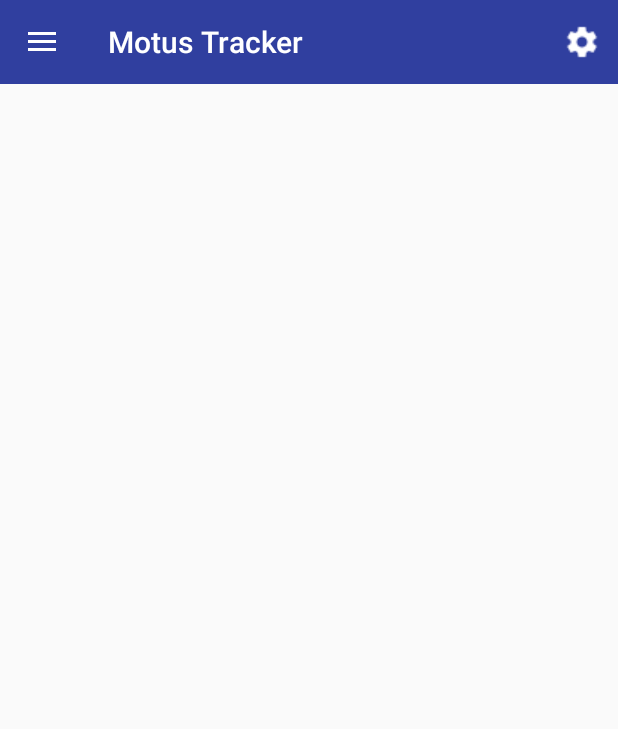
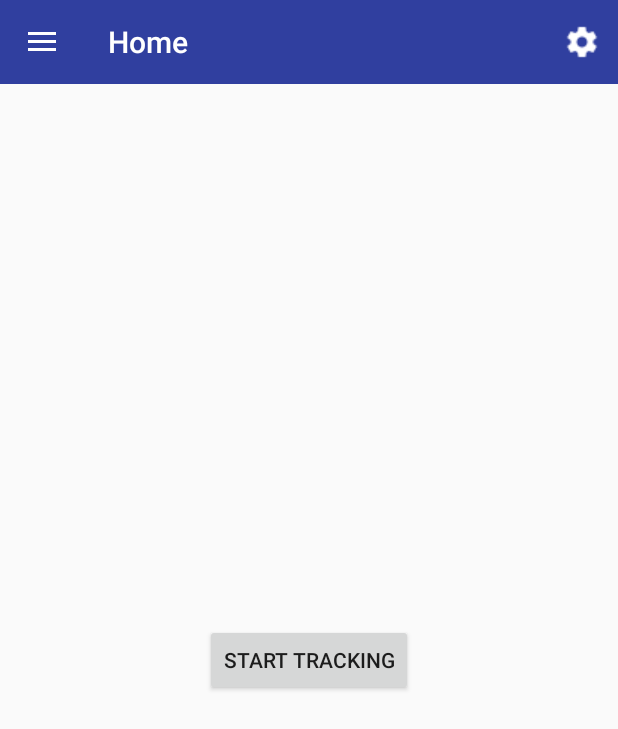
Before and after one commit to andela-wakinsanmi/MotusTracker, an Android app: the screen it shows after launch (MainActivity), on a phone screen of 412 x 824 dp. Shown: the top 729 px of the screen. Run offline under Robolectric (Android 15) with nearby library versions, the phone set to English and light mode, and no system bars.

Commit message:
[Starts #116529451] Create Home Fragment with button

```diff
--- a/app/build.gradle
+++ b/app/build.gradle
@@ -22,7 +22,8 @@ android {
 dependencies {
     compile fileTree(dir: 'libs', include: ['*.jar'])
     testCompile 'junit:junit:4.12'
-    compile 'com.android.support:appcompat-v7:23.2.0'
-    compile 'com.android.support:design:23.2.0'
 
+    compile 'com.android.support:appcompat-v7:23.2.1'
+    compile 'com.android.support:design:23.2.1'
+    compile 'com.android.support:support-v4:23.2.1'
 }
--- /dev/null
+++ b/app/src/main/java/com/andela/motustracker/HomeFragment.java
@@ -0,0 +1,29 @@
+package com.andela.motustracker;
+
+
+import android.os.Bundle;
+import android.support.v4.app.Fragment;
+import android.view.LayoutInflater;
+import android.view.View;
+import android.view.ViewGroup;
+
+
+/**
+ * A simple {@link Fragment} subclass.
+ */
+public class HomeFragment extends Fragment {
+
+
+    public HomeFragment() {
+        // Required empty public constructor
+    }
+
+
+    @Override
+    public View onCreateView(LayoutInflater inflater, ViewGroup container,
+                             Bundle savedInstanceState) {
+        // Inflate the layout for this fragment
+        return inflater.inflate(R.layout.fragment_home, container, false);
+    }
+
+}
--- a/app/src/main/java/com/andela/motustracker/MainActivity.java
+++ b/app/src/main/java/com/andela/motustracker/MainActivity.java
@@ -1,7 +1,9 @@
 package com.andela.motustracker;
 
+import android.app.FragmentTransaction;
 import android.content.Intent;
 import android.content.SharedPreferences;
+import android.preference.EditTextPreference;
 import android.preference.PreferenceManager;
 import android.support.design.widget.NavigationView;
 import android.support.v4.widget.DrawerLayout;
@@ -12,6 +14,7 @@ import android.support.v7.widget.Toolbar;
 import android.view.Menu;
 import android.view.MenuInflater;
 import android.view.MenuItem;
+import android.widget.TextView;
 import android.widget.Toast;
 
 import com.andela.motustracker.helper.AppPreferences;
@@ -21,6 +24,9 @@ public class MainActivity extends AppCompatActivity {
     DrawerLayout drawerLayout;
     ActionBarDrawerToggle actionBarDrawerToggle;
     NavigationView navigationView;
+
+    android.support.v4.app.FragmentTransaction fragmentTransaction;
+
 
     @Override
     protected void onCreate(Bundle savedInstanceState) {
@@ -51,7 +57,18 @@ public class MainActivity extends AppCompatActivity {
         });
 
         loadPreference();
+        loadHomeFragment();
 
+    }
+
+    private void loadHomeFragment() {
+        fragmentTransaction = getSupportFragmentManager().beginTransaction();
+        fragmentTransaction.add(R.id.main_container, new HomeFragment());
+        fragmentTransaction.commit();
+
+        if (getSupportActionBar() != null) {
+            getSupportActionBar().setTitle("Home");
+        }
     }
 
     @Override
@@ -89,8 +106,6 @@ public class MainActivity extends AppCompatActivity {
     private void loadPreference() {
         SharedPreferences sharedPreferences = PreferenceManager.getDefaultSharedPreferences(this);
         String valueSet = sharedPreferences.getString("minimumTime", "5");
-        Toast.makeText(this,"time set = " + valueSet, Toast.LENGTH_LONG).show();
-
-
+        //call the timer from here when this happens....
     }
 }
--- a/app/src/main/java/com/andela/motustracker/helper/AppPreferences.java
+++ b/app/src/main/java/com/andela/motustracker/helper/AppPreferences.java
@@ -3,7 +3,9 @@ package com.andela.motustracker.helper;
 import android.app.FragmentManager;
 import android.app.FragmentTransaction;
 import android.graphics.drawable.Drawable;
+import android.preference.EditTextPreference;
 import android.preference.PreferenceFragment;
+import android.preference.PreferenceManager;
 import android.support.v7.app.AppCompatActivity;
 import android.os.Bundle;
 import android.support.v7.widget.Toolbar;
@@ -46,6 +48,12 @@ public class AppPreferences extends AppCompatActivity {
         public void onCreate(Bundle savedInstanceState) {
             super.onCreate(savedInstanceState);
             addPreferencesFromResource(R.xml.app_preferences);
+
+            EditTextPreference editTextPreference = (EditTextPreference) findPreference("minimumTime");
+            String presentValue = PreferenceManager.getDefaultSharedPreferences(
+                    getActivity()).getString("minimumTime", "5");
+            editTextPreference.setSummary(presentValue + " Minutes");
+
         }
     }
 }
--- a/app/src/main/res/layout/activity_main.xml
+++ b/app/src/main/res/layout/activity_main.xml
@@ -19,6 +19,13 @@
             layout="@layout/tool_bar"
             android:layout_width="match_parent"
             android:layout_height="wrap_content" />
+        <FrameLayout
+            android:layout_width="match_parent"
+            android:layout_height="match_parent"
+            android:id="@+id/main_container">
+
+        </FrameLayout>
+
 
     </LinearLayout>
 
--- /dev/null
+++ b/app/src/main/res/layout/fragment_home.xml
@@ -0,0 +1,13 @@
+<FrameLayout xmlns:android="http://schemas.android.com/apk/res/android"
+    xmlns:tools="http://schemas.android.com/tools"
+    android:layout_width="match_parent"
+    android:layout_height="match_parent"
+    tools:context="com.andela.motustracker.HomeFragment">
+
+    <Button
+        android:layout_width="wrap_content"
+        android:layout_height="wrap_content"
+        android:text="Start Tracking"
+        android:id="@+id/button"
+        android:layout_gravity="center" />
+</FrameLayout>
--- a/app/src/main/res/menu/drawer_menu.xml
+++ b/app/src/main/res/menu/drawer_menu.xml
@@ -2,7 +2,14 @@
 <menu xmlns:android="http://schemas.android.com/apk/res/android">
 <!--
     <group android:checkableBehavior="single">
--->
+-->     <item android:id="@+id/id_home_drawer"
+        android:title="Home"
+    android:icon="@drawable/ic_home_black_24dp">
+    </item>
+    <item android:id="@+id/id_list_drawer"
+        android:title="List Places"
+        android:icon="@drawable/ic_view_list_black_24dp">
+    </item>
         <item android:id="@+id/id_settings_drawer"
             android:title="Settings"
             android:icon="@drawable/ic_settings_black_24dp">
--- a/app/src/main/res/values/strings.xml
+++ b/app/src/main/res/values/strings.xml
@@ -6,5 +6,8 @@
     <string name="drawer_close">drawer close</string>
     <string name="title_preferences">Application Settings</string>
 
+    <!-- TODO: Remove or change this placeholder text -->
+    <string name="hello_blank_fragment">Hello blank fragment</string>
+
 
 </resources>
--- a/app/src/main/res/xml/app_preferences.xml
+++ b/app/src/main/res/xml/app_preferences.xml
@@ -2,8 +2,9 @@
 <PreferenceScreen xmlns:android="http://schemas.android.com/apk/res/android">
     <PreferenceCategory
         android:title="General" >
-        <EditTextPreference android:title="Minimum Time"
-            android:summary="Minimum time necessary for a location to be recorded"
+        <EditTextPreference android:title="Tracking Time"
+            android:summary="5 Minutes"
+            android:id="@+id/id_preferenceTime"
             android:key="minimumTime"
             android:inputType="number"
             android:defaultValue="5"/>
```
Also changed, not shown: app/src/main/res/drawable/ic_home_black_24dp.png (added), app/src/main/res/drawable/ic_view_list_black_24dp.png (added).
